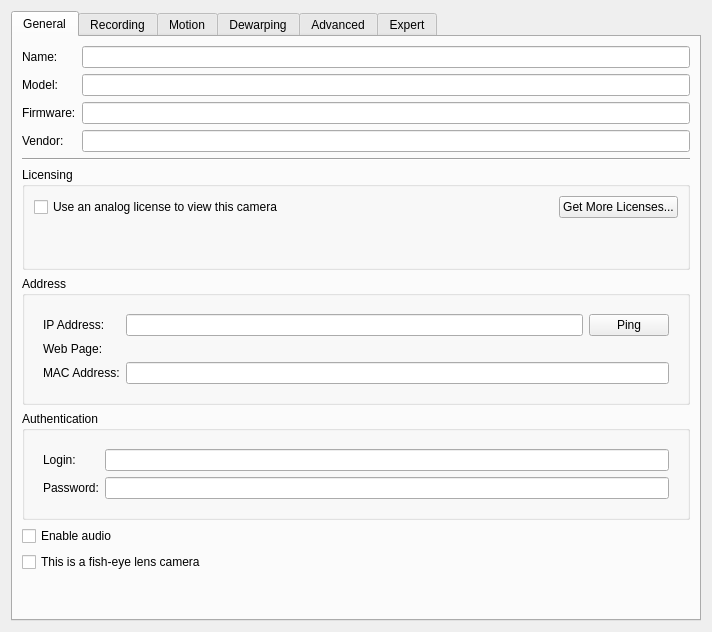
This is client/src/ui/widgets/properties/single_camera_settings_widget.ui in networkoptix/nx_open as Qt 5 draws it before an edit. The edited form follows.
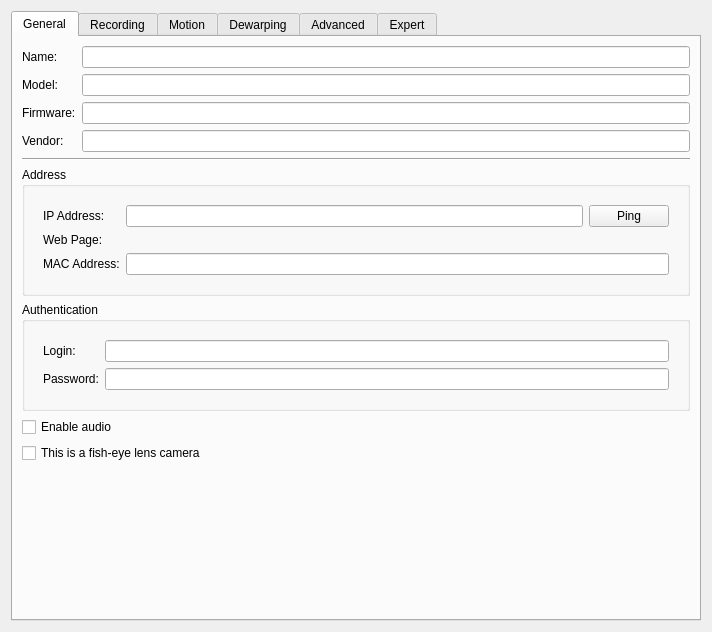
This is the edited form. Custom widgets are drawn as their Qt base class.

Commit message:
Feature #2717: remove any mentions of analog licenses
<==== Mercurial data ====>
Branch: master

Patch:
```diff
--- a/client/src/ui/widgets/properties/single_camera_settings_widget.ui
+++ b/client/src/ui/widgets/properties/single_camera_settings_widget.ui
@@ -90,67 +90,6 @@
          </property>
         </widget>
        </item>
-       <item>
-        <widget class="QGroupBox" name="analogGroupBox">
-         <property name="title">
-          <string>Licensing</string>
-         </property>
-         <layout class="QVBoxLayout" name="verticalLayout_3">
-          <item>
-           <layout class="QHBoxLayout" name="horizontalLayout_6">
-            <item>
-             <widget class="QCheckBox" name="analogViewCheckBox">
-              <property name="text">
-               <string>Use an analog license to view this camera</string>
-              </property>
-             </widget>
-            </item>
-            <item>
-             <spacer name="horizontalSpacer_2">
-              <property name="orientation">
-               <enum>Qt::Horizontal</enum>
-              </property>
-              <property name="sizeHint" stdset="0">
-               <size>
-                <width>40</width>
-                <height>20</height>
-               </size>
-              </property>
-             </spacer>
-            </item>
-            <item>
-             <widget class="QLabel" name="requiredLicensesLabel_2">
-              <property name="text">
-               <string/>
-              </property>
-             </widget>
-            </item>
-            <item>
-             <widget class="QPushButton" name="moreLicensesButton">
-              <property name="text">
-               <string>Get More Licenses...</string>
-              </property>
-             </widget>
-            </item>
-           </layout>
-          </item>
-          <item>
-           <widget class="QLabel" name="digitalLicensesLabel">
-            <property name="text">
-             <string/>
-            </property>
-           </widget>
-          </item>
-          <item>
-           <widget class="QLabel" name="analogLicensesLabel">
-            <property name="text">
-             <string/>
-            </property>
-           </widget>
-          </item>
-         </layout>
-        </widget>
-       </item>
        <item>
         <widget class="QGroupBox" name="addressGroupBox">
          <property name="title">
```
The commit also changes 13 other files.
